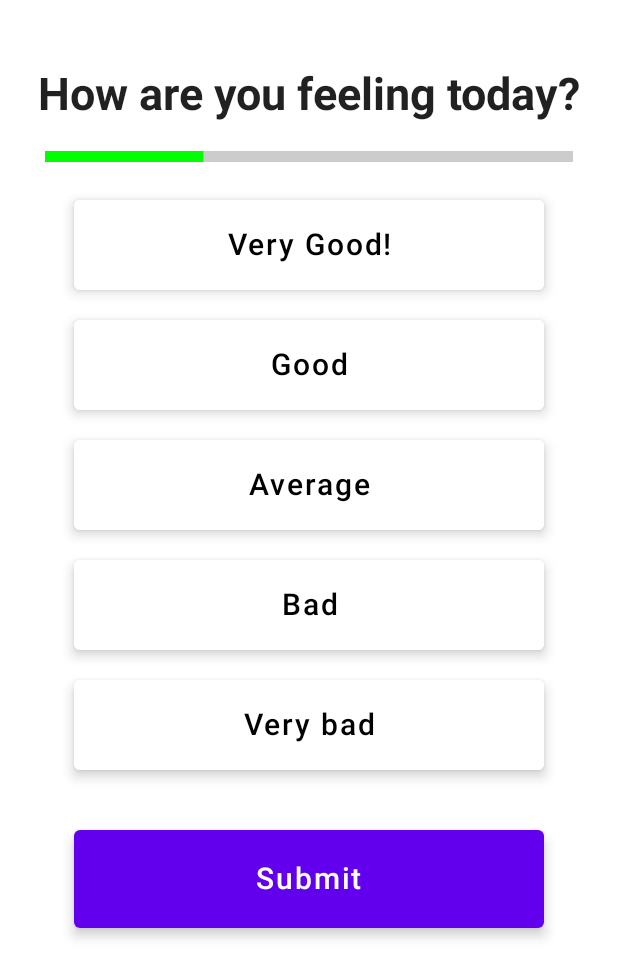
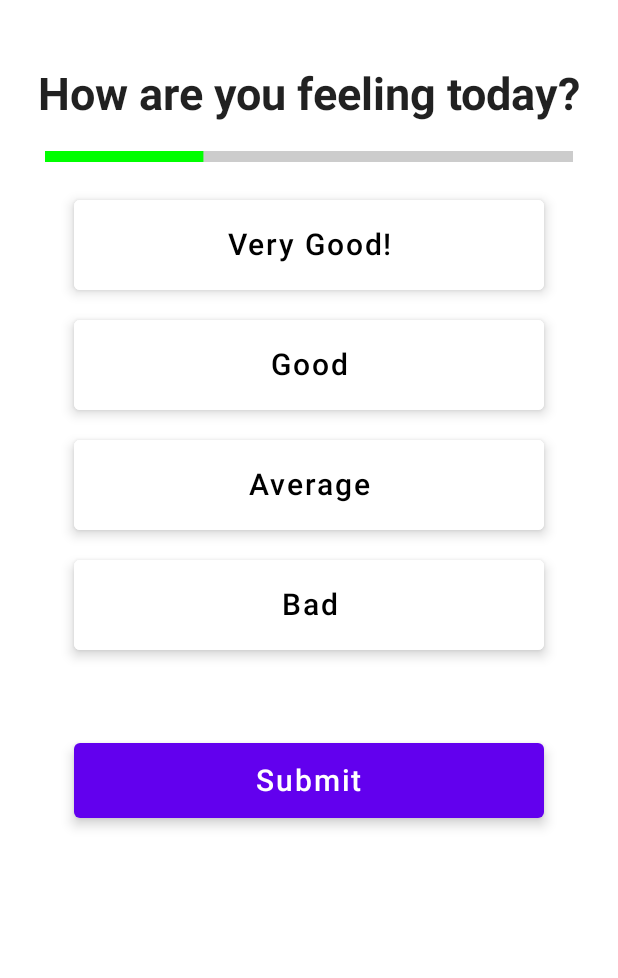
Before and after one commit to KrzysztofKarpala/CrewVitalApp, an Android app built with Jetpack Compose: the screen it shows after launch (MainActivity), after a tap on "Start", on a phone screen of 412 x 824 dp. Shown: the top 978 px of the screen. Run offline under Robolectric (Android 15) with nearby library versions, the phone set to English and light mode, and no system bars.

Commit message:
Big updates

```diff
--- a/app/src/main/java/com/pl/agh/kkarpala/crewvitalapp/MainActivity.kt
+++ b/app/src/main/java/com/pl/agh/kkarpala/crewvitalapp/MainActivity.kt
@@ -22,11 +22,16 @@ import androidx.compose.ui.text.style.TextAlign
 import androidx.compose.ui.tooling.preview.Preview
 import androidx.compose.ui.unit.dp
 import androidx.compose.ui.unit.sp
+import androidx.navigation.NavType
 import androidx.navigation.compose.NavHost
 import androidx.navigation.compose.composable
 import androidx.navigation.compose.rememberNavController
-import com.pl.agh.kkarpala.crewvitalapp.composables.LogingPage
+import androidx.navigation.navArgument
+import com.pl.agh.kkarpala.crewvitalapp.composables.LoginPage
+import com.pl.agh.kkarpala.crewvitalapp.composables.OpenQuestionPage
 import com.pl.agh.kkarpala.crewvitalapp.composables.QuestionPage
+import com.pl.agh.kkarpala.crewvitalapp.data.models.QuestionListEntry
+import com.pl.agh.kkarpala.crewvitalapp.navigation.Screen
 import com.pl.agh.kkarpala.crewvitalapp.ui.theme.CrewVitalAppTheme
 
 class MainActivity : ComponentActivity() {
@@ -45,10 +50,39 @@ class MainActivity : ComponentActivity() {
 fun MyApp(){
     val navController = rememberNavController()
 
-    NavHost(navController = navController, startDestination = "login_page", builder = {
+/*    NavHost(navController = navController, startDestination = "login_page", builder = {
         composable("login_page", content = { LogingPage(navController = navController)})
-        composable("question_page", content = { QuestionPage(navController = navController)})
-    })
+        composable("question_page/{questionId}",
+            content = { QuestionPage(navController = navController)},
+            arguments = listOf(navArgument("questionId"){
+                type = NavType.IntType
+            }))
+        composable("open_question_page/{questionId}",
+            content = { OpenQuestionPage(navController = navController)},
+            arguments = listOf(navArgument("questionId") {
+                type = NavType.IntType
+            }))
+    }
+    )*/
+    NavHost(navController = navController, startDestination = Screen.LoginPage.route){
+        composable(Screen.LoginPage.route){
+            LoginPage(navController = navController)
+        }
+        composable(Screen.QuestionPage.route + "/{questionId}",
+            arguments = listOf(
+                navArgument("questionId"){
+                type = NavType.IntType
+            })) { entry ->
+                QuestionPage(navController = navController, questionId = entry.arguments!!.getInt("questionId"))
+        }
+        composable(Screen.OpenQuestionPage.route+"/{questionId}",
+            arguments = listOf(
+                navArgument("questionId"){
+                    type = NavType.IntType
+                })){ entry ->
+            OpenQuestionPage(navController = navController, questionId = entry.arguments!!.getInt("questionId"))
+        }
+    }
 }
 
 /*@Composable
--- a/app/src/main/java/com/pl/agh/kkarpala/crewvitalapp/composables/LoginPage.kt
+++ b/app/src/main/java/com/pl/agh/kkarpala/crewvitalapp/composables/LoginPage.kt
@@ -23,9 +23,10 @@ import androidx.compose.ui.unit.TextUnit
 import androidx.compose.ui.unit.dp
 import androidx.compose.ui.unit.sp
 import androidx.navigation.NavController
+import com.pl.agh.kkarpala.crewvitalapp.navigation.Screen
 
 @Composable
-fun LogingPage(navController: NavController){
+fun LoginPage(navController: NavController){
 
     val image = painterResource(id = R.drawable.bc)
 
@@ -68,7 +69,7 @@ fun LogingPage(navController: NavController){
                     )
             }
             Spacer(modifier = Modifier.padding(10.dp))
-            Button(onClick = {navController.navigate("question_page") },
+            Button(onClick = {navController.navigate(Screen.QuestionPage.withArgs(1)) },
             modifier = Modifier
                 .fillMaxWidth(0.8f)
                 .height(50.dp)) {
--- a/app/src/main/java/com/pl/agh/kkarpala/crewvitalapp/composables/QuestionPage.kt
+++ b/app/src/main/java/com/pl/agh/kkarpala/crewvitalapp/composables/QuestionPage.kt
@@ -11,19 +11,35 @@ import androidx.compose.ui.text.font.FontWeight
 import androidx.compose.ui.text.style.TextAlign
 import androidx.compose.ui.unit.dp
 import androidx.compose.ui.unit.sp
+import androidx.navigation.NavBackStackEntry
 import androidx.navigation.NavController
+import com.pl.agh.kkarpala.crewvitalapp.data.Constants
+import com.pl.agh.kkarpala.crewvitalapp.data.models.QuestionListEntry
+import com.pl.agh.kkarpala.crewvitalapp.navigation.Screen
 
 @Composable
-fun QuestionPage(navController: NavController){
+fun QuestionPage(navController: NavController, questionId: Int){
+
+    val questionList = Constants.getQuestions()
+    val currentQuestion = questionList!![questionId-1]
+
     Surface() {
         Column(
             modifier = Modifier
                 .fillMaxSize(),
             horizontalAlignment = Alignment.CenterHorizontally
         ){
-            Text("How are you feeling today?", fontSize = 30.sp, fontWeight = FontWeight.Bold, modifier = Modifier.padding(top = 45.dp, bottom = 20.dp))
+            Text("${currentQuestion.question}", fontSize = 30.sp, fontWeight = FontWeight.Bold, modifier = Modifier.padding(top = 45.dp, bottom = 20.dp))
             CustomLinearProgressBar()
-            Answers(navController = navController)
+            Answers()
+            Spacer(modifier = Modifier.padding(3.dp))
+            if(questionId == questionList.size){
+                SubmitBtn(navController = navController, Screen.OpenQuestionPage.withArgs(1))
+            }
+            else{
+                SubmitBtn(navController = navController, Screen.QuestionPage.withArgs(questionId + 1))
+
+            }
         }
     }
 }
@@ -44,22 +60,51 @@ private fun CustomLinearProgressBar(){
 }
 
 @Composable
-private fun Answers(answers: List<String> = listOf("Very Good!", "Good", "Average", "Bad", "Very bad"), navController: NavController){
-   Column(
+private fun Answers(answers: List<String> = listOf("Very Good!", "Good", "Average", "Bad")){
+
+    var selectedOption by remember { mutableStateOf("")}
+    val onSelectionChange = { text : String -> selectedOption = text}
+
+
+    Column(
        modifier = Modifier
            .padding(vertical = 15.dp),
        verticalArrangement = Arrangement.Center
        ) {
-       for (answer in answers){
-            Answer(answer = answer)
-       }
+        answers.forEach {text ->
+            Row(
+                modifier = Modifier
+                    .padding(8.dp)
+            ){
+                OutlinedButton(
+                    onClick = {onSelectionChange(text)},
+                    modifier = Modifier
+                        .padding(2.dp)
+                        .fillMaxWidth(0.8f)
+                        .height(60.dp),
+                    elevation = ButtonDefaults.elevation(defaultElevation = 5.dp, pressedElevation = 0.dp, disabledElevation = 0.dp),
+                    border = BorderStroke(1.dp, if(text == selectedOption){
+                        Color.Blue
+                    } else{
+                        Color.White
+                    })
+                ){
+                    Column(modifier = Modifier.padding(10.dp),
+                        verticalArrangement = Arrangement.Center,
+                        horizontalAlignment = Alignment.CenterHorizontally)
+                    {
+                        Text("$text", color = Color.Black, fontSize = 20.sp, textAlign = TextAlign.Center, )
+                    }
+                }
+
+            }
+        }
        Spacer(modifier = Modifier.padding(10.dp))
-       SubmitBtn(navController = navController)
    }
 }
 
-@Composable
-fun Answer(answer: String) {
+/*@Composable
+private fun Answer(answer: String) {
     var selected by remember { mutableStateOf(false) }
     val color = if (selected) Color.Blue else Color.White
     OutlinedButton(
@@ -78,15 +123,15 @@ fun Answer(answer: String) {
             Text("$answer", color = Color.Black, fontSize = 20.sp, textAlign = TextAlign.Center, )
         }
     }
-}
+}*/
 
 @Composable
-fun SubmitBtn(navController: NavController){
-    Button(onClick = {navController.navigate("login_page") },
+fun SubmitBtn(navController: NavController, nav_route : String){
+    Button(onClick = {navController.navigate(nav_route) },
         modifier = Modifier
             .padding(10.dp)
             .fillMaxWidth(0.8f)
-            .height(65.dp),
+            .height(50.dp),
         elevation = ButtonDefaults.elevation(defaultElevation = 5.dp, pressedElevation = 0.dp, disabledElevation = 0.dp),
     ) {
         Text(text = "Submit", fontSize = 20.sp)
--- /dev/null
+++ b/app/src/main/java/com/pl/agh/kkarpala/crewvitalapp/data/Constants.kt
@@ -0,0 +1,48 @@
+package com.pl.agh.kkarpala.crewvitalapp.data
+
+import com.pl.agh.kkarpala.crewvitalapp.data.models.Question
+
+object Constants {
+    const val USER_NAME: String = "user_name"
+
+    fun getQuestions(): ArrayList<Question>{
+        val questionsList = ArrayList<Question>()
+        val question1 = Question(
+            1,
+            "How are you feeling today?",
+            "Very good!",
+            "Good",
+            "Average",
+            "Bad"
+        )
+        questionsList.add(question1)
+        val question2 = Question(
+            2,
+            "What is your favourite number?",
+            "1",
+            "3",
+            "7",
+            "9"
+        )
+        questionsList.add(question2)
+        val question3 = Question(
+            3,
+            "What is the weather today?",
+            "Sunny",
+            "Rainy",
+            "Foggy",
+            "Cloudy"
+        )
+        questionsList.add(question3)
+        val question4 = Question(
+            4,
+            "What is your favourite color?",
+            "Blue",
+            "Green",
+            "Red",
+            "Yellow"
+        )
+        questionsList.add(question4)
+        return questionsList
+    }
+}
--- /dev/null
+++ b/app/src/main/java/com/pl/agh/kkarpala/crewvitalapp/data/models/OpenQuestion.kt
@@ -0,0 +1,6 @@
+package com.pl.agh.kkarpala.crewvitalapp.data.models
+
+data class OpenQuestion (
+    val id: Int,
+    val question: String
+)
--- /dev/null
+++ b/app/src/main/java/com/pl/agh/kkarpala/crewvitalapp/data/models/Question.kt
@@ -0,0 +1,10 @@
+package com.pl.agh.kkarpala.crewvitalapp.data.models
+
+data class Question (
+    val id: Int,
+    val question: String,
+    val optionOne: String,
+    val optionTwo: String,
+    val optionThree: String,
+    val optionFour: String
+)
--- /dev/null
+++ b/app/src/main/java/com/pl/agh/kkarpala/crewvitalapp/data/models/QuestionListEntry.kt
@@ -0,0 +1,5 @@
+package com.pl.agh.kkarpala.crewvitalapp.data.models
+
+data class QuestionListEntry (
+    val questionId : Int
+)
--- /dev/null
+++ b/app/src/main/java/com/pl/agh/kkarpala/crewvitalapp/navigation/Screen.kt
@@ -0,0 +1,16 @@
+package com.pl.agh.kkarpala.crewvitalapp.navigation
+
+sealed class Screen(val route: String) {
+    object LoginPage : Screen("login_page")
+    object QuestionPage : Screen("question_page")
+    object OpenQuestionPage : Screen("open_question_page")
+
+    fun withArgs(vararg args: Int): String{
+        return buildString{
+            append(route)
+            args.forEach{ arg ->
+                append("/$arg")
+            }
+        }
+    }
+}
```
Also changed, not shown: app/src/main/java/com/pl/agh/kkarpala/crewvitalapp/composables/OpenQuestionPage.kt (added, +77 -0 lines), app/src/main/java/com/pl/agh/kkarpala/crewvitalapp/data/OpenConstants.kt (added, +32 -0 lines).
